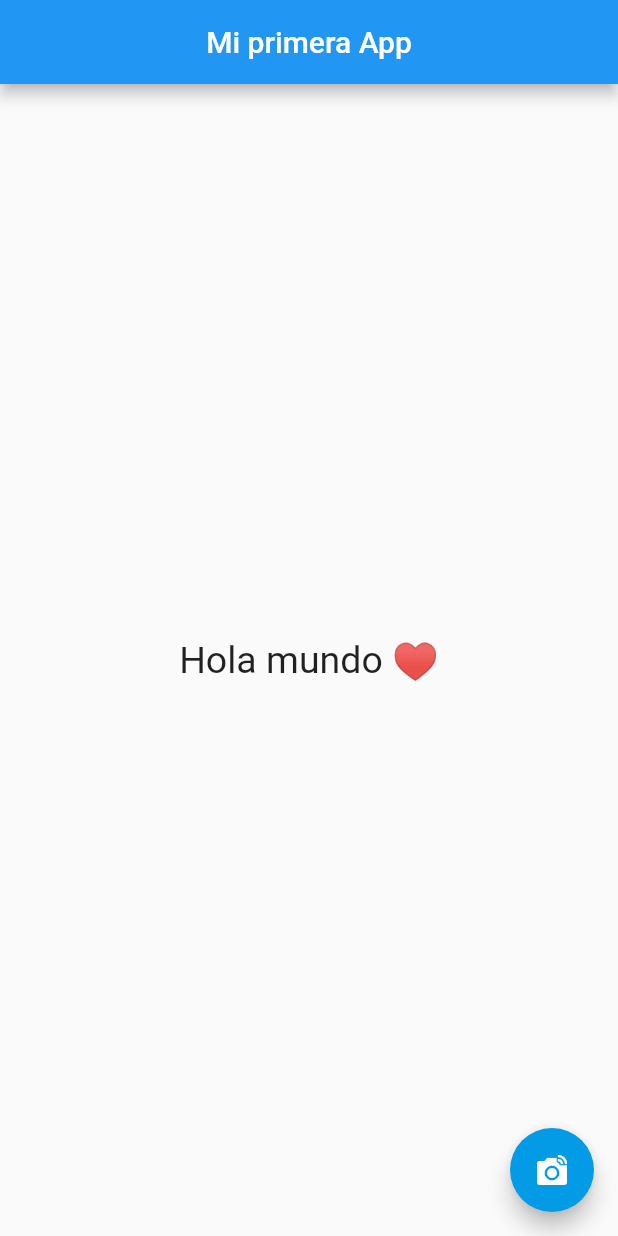
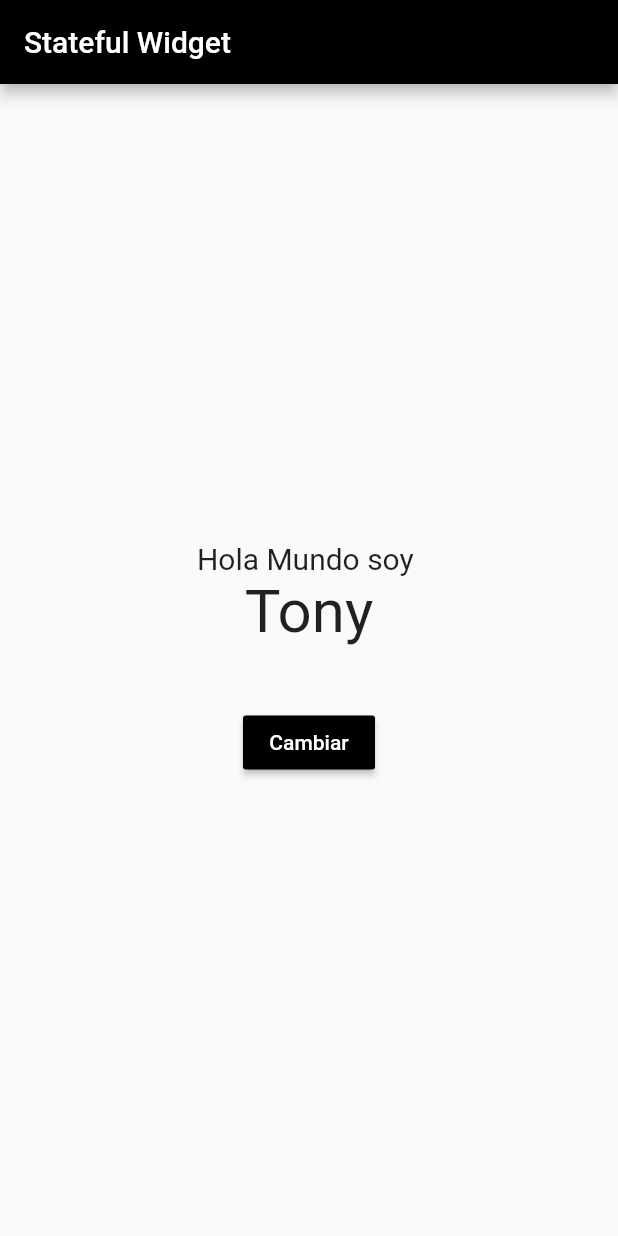
Before and after one commit to tonyinuma/basic-flutter, a Flutter app: the screen it shows after launch, on a phone screen of 412 x 824 dp. Run offline on Flutter 3.47's test engine with Material 2 defaults, Android fonts, the phone set to English and light mode, and no system bars.

Commit message:
Statful feature button change text

```diff
--- /dev/null
+++ b/lib/src/button.dart
@@ -0,0 +1,50 @@
+import 'package:flutter/material.dart';
+
+class MyButton extends StatefulWidget{
+
+  @override
+  _MybuttonState createState() => _MybuttonState();
+
+
+}
+
+class _MybuttonState extends State<MyButton>{
+
+String nicknameText = "Tony";
+int index = 0;
+List <String> collections = ['Jim', 'Andres', 'Juan', 'José','Samuel'];
+
+void onPressedButton(){
+  setState(() {
+    nicknameText = collections[index];
+    index = index < 4 ? index+1 : 0;
+  });
+}
+
+  @override
+  Widget build(BuildContext context) {
+    return Scaffold(
+      appBar: AppBar(
+          title: Text("Stateful Widget"),
+          backgroundColor: Colors.black,
+      ),
+      body: Container(
+        child: Center(
+          child: Column(
+            mainAxisAlignment: MainAxisAlignment.center,
+            children: <Widget>[
+              Text("Hola Mundo soy ", style: TextStyle(fontSize: 20.0),),
+              Text(nicknameText, style: TextStyle(fontSize: 40.0),),
+              Padding(padding: EdgeInsets.all(20.0)),
+              RaisedButton(
+                child: Text("Cambiar", style: TextStyle(color: Colors.white),),
+                onPressed: onPressedButton,
+                color: Colors.black,
+              )
+            ],
+          )
+        )
+      )
+    );
+  }
+}
```
Also changed, not shown: lib/main.dart (+5 -25 lines).
